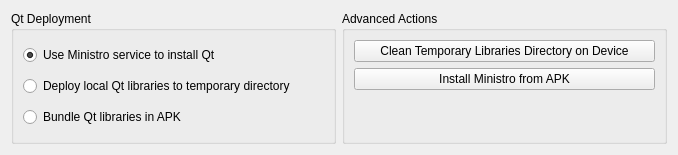
First picture: the form in src/plugins/android/androiddeploystepwidget.ui, repository qt-creator/qt-creator, before the edit.
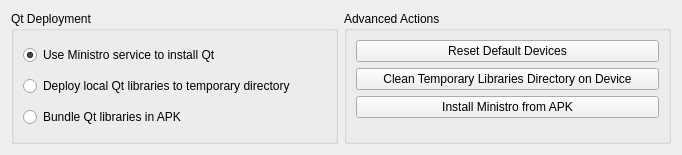
Second picture: the form after the edit.

Commit message: Android: Implement device selection dialog

Diff of the .ui file:
```diff
--- a/src/plugins/android/androiddeploystepwidget.ui
+++ b/src/plugins/android/androiddeploystepwidget.ui
@@ -6,7 +6,7 @@
    <rect>
     <x>0</x>
     <y>0</y>
-    <width>678</width>
+    <width>682</width>
     <height>155</height>
    </rect>
   </property>
@@ -69,21 +69,21 @@
       <string>Advanced Actions</string>
      </property>
      <layout class="QGridLayout" name="gridLayout">
-      <item row="0" column="0">
+      <item row="1" column="0">
        <widget class="QPushButton" name="cleanLibsPushButton">
         <property name="text">
          <string>Clean Temporary Libraries Directory on Device</string>
         </property>
        </widget>
       </item>
-      <item row="1" column="0">
+      <item row="2" column="0">
        <widget class="QPushButton" name="chooseButton">
         <property name="text">
          <string>Install Ministro from APK</string>
         </property>
        </widget>
       </item>
-      <item row="2" column="0">
+      <item row="3" column="0">
        <spacer name="verticalSpacer">
         <property name="orientation">
          <enum>Qt::Vertical</enum>
@@ -96,6 +96,13 @@
         </property>
        </spacer>
       </item>
+      <item row="0" column="0">
+       <widget class="QPushButton" name="resetDefaultDevices">
+        <property name="text">
+         <string>Reset Default Devices</string>
+        </property>
+       </widget>
+      </item>
      </layout>
     </widget>
    </item>
```
The commit also changes 9 other files.
